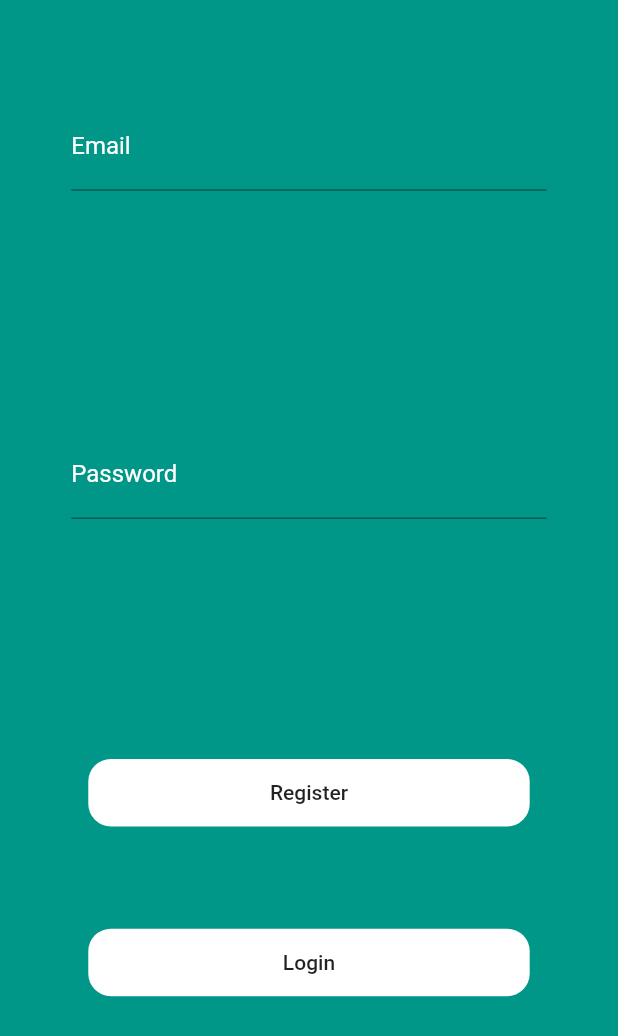
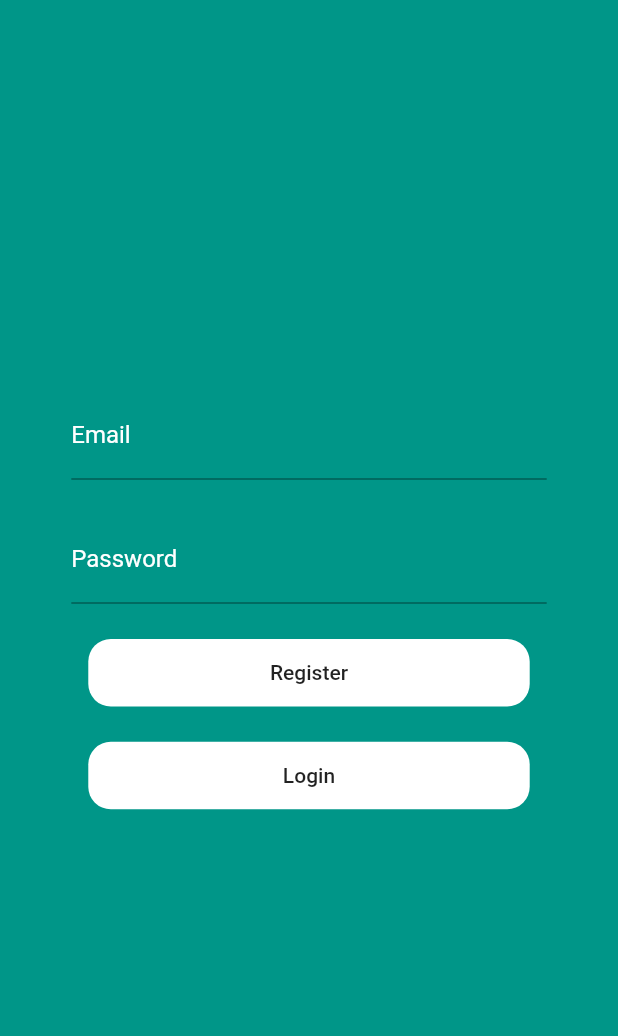
Before and after one commit to pgaunitz/flutter-wallet-1, a Flutter app: the screen it shows after launch, on a phone screen of 412 x 824 dp. Shown: the top 1036 px of the screen. Run offline on Flutter 3.47's test engine with Material 2 defaults, Android fonts, the phone set to English and light mode, and no system bars; our stand-ins replace cloud_firestore, firebase_auth, firebase_core; accounts and stored records are empty.

```diff
--- a/lib/ui/authentication.dart
+++ b/lib/ui/authentication.dart
@@ -24,7 +24,7 @@ class _AuthenticationState extends State<Authentication> {
           color: Colors.teal,
         ),
         child: Column(
-          mainAxisAlignment: MainAxisAlignment.spaceEvenly,
+          mainAxisAlignment: MainAxisAlignment.center,
           children: [
             Container(
               width: MediaQuery.of(context).size.width / 1.3,
@@ -86,6 +86,7 @@ class _AuthenticationState extends State<Authentication> {
                 child: Text("Register"),
               ),
             ),
+            SizedBox(height: MediaQuery.of(context).size.height / 35),
             Container(
               width: MediaQuery.of(context).size.width / 1.4,
               height: 45,
```
Also changed, not shown: lib/net/flutterfire.dart (+28 -0 lines).
